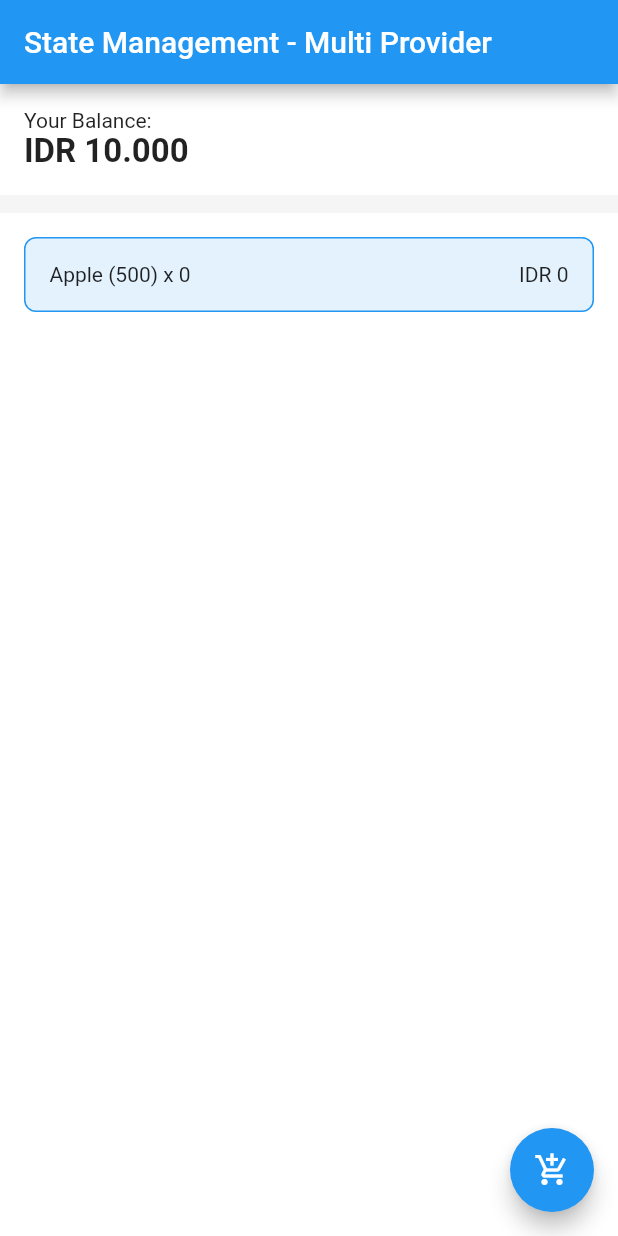
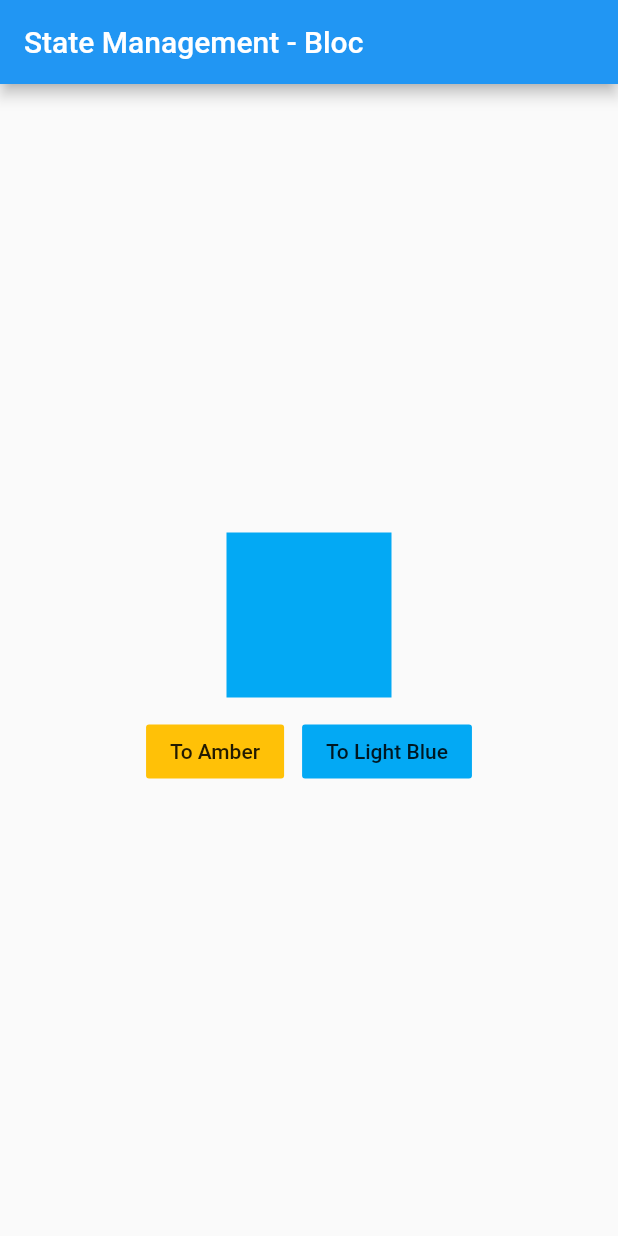
Before and after one commit to addincw/fundamental, a Flutter app: the screen it shows after launch, on a phone screen of 412 x 824 dp. Run offline on Flutter 3.47's test engine with Material 2 defaults, Android fonts, the phone set to English and light mode, and no system bars.

Commit message:
done: bloc state management without package

```diff
--- a/lib/main.dart
+++ b/lib/main.dart
@@ -1,6 +1,7 @@
 import 'package:flutter/material.dart';
 // import 'package:fundamental/topics/state_managements/provider/provider_page.dart';
-import 'package:fundamental/topics/state_managements/provider_multiple/provider_multiple_page.dart';
+// import 'package:fundamental/topics/state_managements/provider_multiple/provider_multiple_page.dart';
+import 'package:fundamental/topics/state_managements/bloc/bloc_page.dart';
 
 void main() {
   runApp(MyApp());
@@ -16,7 +17,7 @@ class MyApp extends StatelessWidget {
         primarySwatch: Colors.blue,
         visualDensity: VisualDensity.adaptivePlatformDensity,
       ),
-      home: ProviderMultiplePage(),
+      home: BlocPage(),
     );
   }
 }
--- /dev/null
+++ b/lib/topics/state_managements/bloc/bloc_page.dart
@@ -0,0 +1,67 @@
+import 'package:flutter/material.dart';
+import 'package:fundamental/topics/state_managements/bloc/color_bloc.dart';
+
+class BlocPage extends StatefulWidget {
+  @override
+  _BlocPageState createState() => _BlocPageState();
+}
+
+class _BlocPageState extends State<BlocPage> {
+  ColorBloc colorBloc = ColorBloc();
+
+  @override
+  void dispose() {
+    colorBloc.dispose();
+    super.dispose();
+  }
+
+  @override
+  Widget build(BuildContext context) {
+    return Scaffold(
+      appBar: AppBar(title: Text('State Management - Bloc')),
+      body: Center(
+        child: Column(
+          mainAxisAlignment: MainAxisAlignment.center,
+          children: [
+            StreamBuilder(
+              stream: colorBloc.stateStream,
+              initialData: Colors.lightBlue,
+              builder: (
+                BuildContext context,
+                AsyncSnapshot<Color> snapshot,
+              ) {
+                return AnimatedContainer(
+                  height: 110,
+                  width: 110,
+                  color: snapshot.data,
+                  duration: Duration(milliseconds: 500),
+                );
+              },
+            ),
+            SizedBox(height: 12),
+            Row(
+              mainAxisAlignment: MainAxisAlignment.center,
+              children: [
+                FlatButton(
+                  color: Colors.amber,
+                  onPressed: () {
+                    colorBloc.eventSink.add(ColorEvent.to_amber);
+                  },
+                  child: Text('To Amber'),
+                ),
+                SizedBox(width: 12),
+                FlatButton(
+                  color: Colors.lightBlue,
+                  onPressed: () {
+                    colorBloc.eventSink.add(ColorEvent.to_light_blue);
+                  },
+                  child: Text('To Light Blue'),
+                ),
+              ],
+            ),
+          ],
+        ),
+      ),
+    );
+  }
+}
--- /dev/null
+++ b/lib/topics/state_managements/bloc/color_bloc.dart
@@ -0,0 +1,39 @@
+import 'dart:async';
+
+import 'package:flutter/material.dart';
+
+enum ColorEvent { to_amber, to_light_blue }
+
+class ColorBloc {
+  Color _color = Colors.lightBlue;
+
+  StreamController<ColorEvent> _eventController =
+      StreamController<ColorEvent>();
+  StreamSink<ColorEvent> get eventSink => _eventController.sink;
+
+  StreamController<Color> _stateController = StreamController<Color>();
+  StreamSink<Color> get _stateSink => _stateController.sink;
+  Stream<Color> get stateStream => _stateController.stream;
+
+  ColorBloc() {
+    _eventController.stream.listen(_mapEventToState);
+  }
+
+  void _mapEventToState(ColorEvent colorEvent) {
+    switch (colorEvent) {
+      case ColorEvent.to_amber:
+        _color = Colors.amber;
+        break;
+      case ColorEvent.to_light_blue:
+        _color = Colors.lightBlue;
+        break;
+    }
+
+    _stateSink.add(_color);
+  }
+
+  void dispose() {
+    _eventController.close();
+    _stateController.close();
+  }
+}
```
